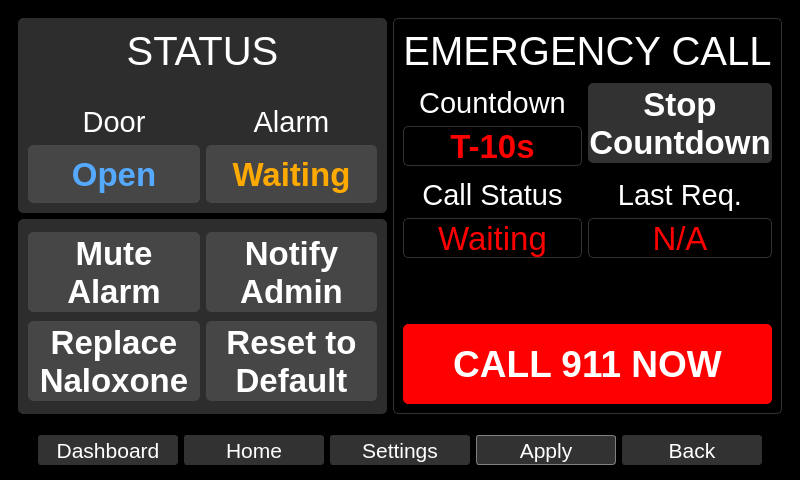
zyl120/Naloxone_Safety_Kit, file qt_design/main_window.ui: the form before one commit.
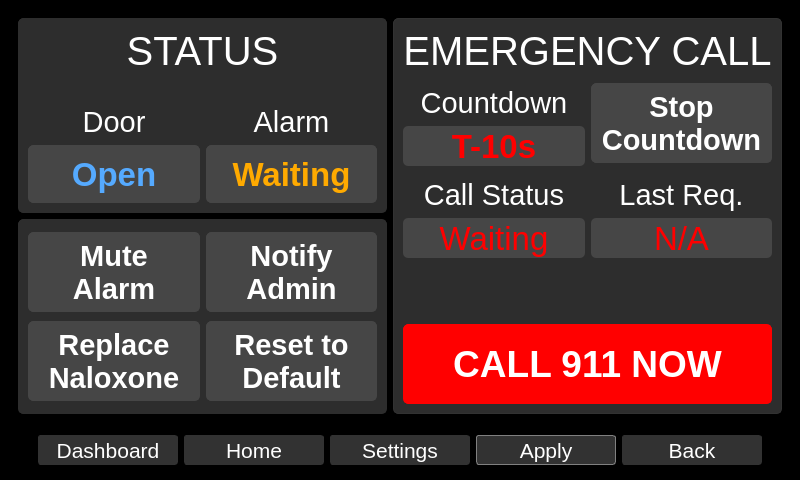
The form after the commit.

Commit message: update door open page

Diff of the .ui file:
```diff
--- a/qt_design/main_window.ui
+++ b/qt_design/main_window.ui
@@ -4676,6 +4676,11 @@
        </layout>
       </widget>
       <widget class="QWidget" name="doorOpenPage">
+       <property name="styleSheet">
+        <string notr="true">.QFrame{border-radius: 5px;border-color:rgb(45,45,45);background-color:rgb(45,45,45);border-width: 1px;border-style: solid;}
+.QLabel{color:white;border-width: 0px;background-color:rgb(45,45,45);border-radius: 5px;border-width: 1px;}
+.QPushButton{border-radius: 5px;background-color:rgb(70,70,70);border-color:rgb(70,70,70);border-width: 1px;border-style: solid;}</string>
+       </property>
        <layout class="QGridLayout" name="gridLayout_7" rowstretch="1,1" columnstretch="1,1">
         <item row="1" column="0">
          <widget class="QFrame" name="alarmFrame">
@@ -4717,7 +4722,7 @@
              </property>
              <property name="font">
               <font>
-               <pointsize>25</pointsize>
+               <pointsize>22</pointsize>
                <bold>true</bold>
               </font>
              </property>
@@ -4752,7 +4757,7 @@
              </property>
              <property name="font">
               <font>
-               <pointsize>25</pointsize>
+               <pointsize>22</pointsize>
                <bold>true</bold>
               </font>
              </property>
@@ -4787,7 +4792,7 @@
              </property>
              <property name="font">
               <font>
-               <pointsize>25</pointsize>
+               <pointsize>22</pointsize>
                <bold>true</bold>
               </font>
              </property>
@@ -4822,7 +4827,7 @@
              </property>
              <property name="font">
               <font>
-               <pointsize>25</pointsize>
+               <pointsize>22</pointsize>
                <bold>true</bold>
               </font>
              </property>
@@ -4921,7 +4926,7 @@
                 </font>
                </property>
                <property name="styleSheet">
-                <string notr="true">color:red;border-radius: 5px;border-color:rgb(50,50,50);border-width: 1px;border-style: solid;</string>
+                <string notr="true">color:red;border-color:rgb(70,70,70);background-color:rgb(70,70,70);</string>
                </property>
                <property name="text">
                 <string>Waiting</string>
@@ -4955,12 +4960,12 @@
              </property>
              <property name="font">
               <font>
-               <pointsize>25</pointsize>
+               <pointsize>22</pointsize>
                <bold>true</bold>
               </font>
              </property>
              <property name="styleSheet">
-              <string notr="true">color:white;border-radius: 5px;background-color:rgb(50,50,50);border-color:rgb(50,50,50);border-width: 1px;border-style: solid;</string>
+              <string notr="true">color:white;</string>
              </property>
              <property name="text">
               <string>Stop
@@ -5028,7 +5033,7 @@
                 </font>
                </property>
                <property name="styleSheet">
-                <string notr="true">color:red;border-radius: 5px;border-color:rgb(50,50,50);border-width: 1px;border-style: solid;</string>
+                <string notr="true">color:red;border-color:rgb(70,70,70);background-color:rgb(70,70,70);</string>
                </property>
                <property name="text">
                 <string>T-10s</string>
@@ -5155,7 +5160,7 @@
                 </font>
                </property>
                <property name="styleSheet">
-                <string notr="true">color:red;border-radius: 5px;border-color:rgb(50,50,50);border-width: 1px;border-style: solid;</string>
+                <string notr="true">color:red;border-color:rgb(70,70,70);background-color:rgb(70,70,70);</string>
                </property>
                <property name="text">
                 <string>N/A</string>
@@ -5194,7 +5199,7 @@
               </font>
              </property>
              <property name="styleSheet">
-              <string notr="true">color: white; background-color: red; border-radius:5px;border-color:red;border-width: 1px;border-style: solid;
+              <string notr="true">color: white; background-color: red;border-color:red;
 </string>
              </property>
              <property name="text">
```
The commit also changes 2 other files.
